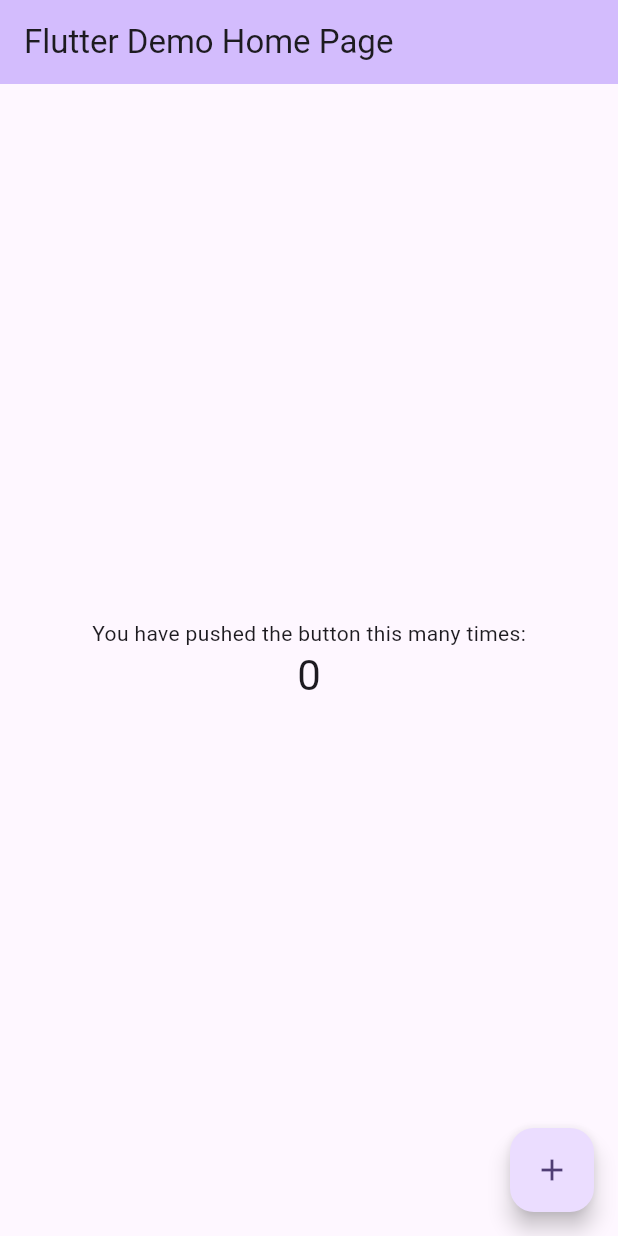
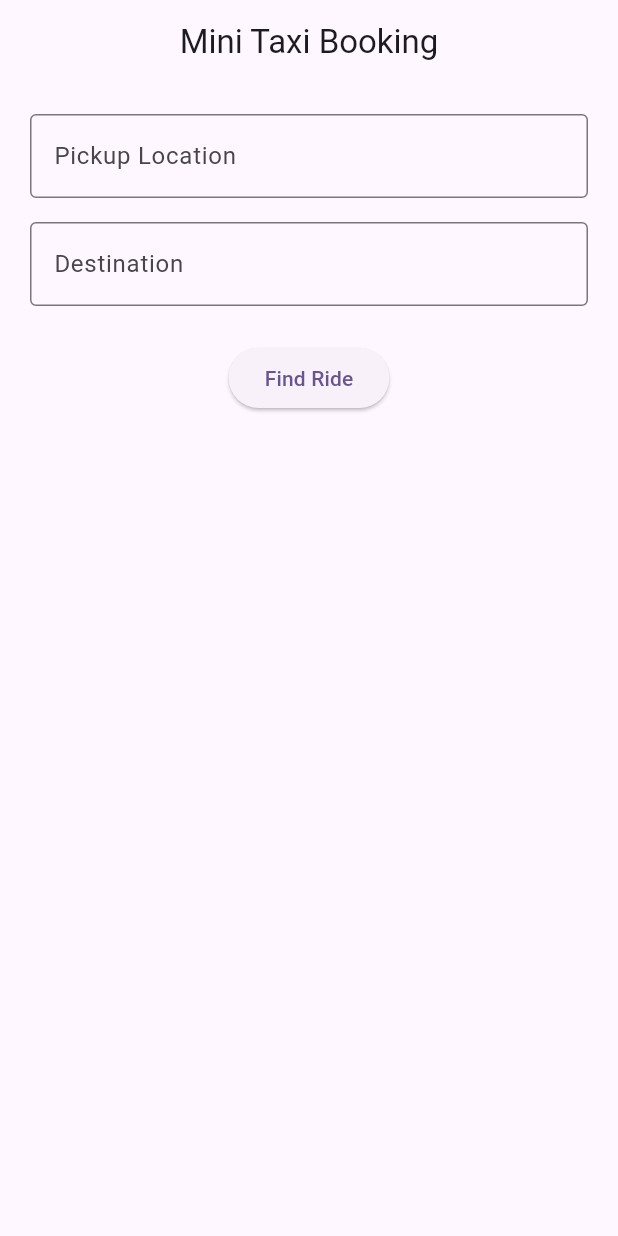
Before and after one commit to anast439/mini_taxi_booking_app, a Flutter app: the screen it shows after launch, on a phone screen of 412 x 824 dp. Run offline on Flutter 3.47's test engine with Material 3 defaults, Android fonts, the phone set to English and light mode, and no system bars.

Commit message:
Add home screen and reusable text field widget
Replaced the default Flutter counter app with a HomeScreen for taxi booking, including pickup and destination fields. Introduced a reusable TextFieldWidget for form inputs and updated main.dart to use the new screen.

```diff
--- a/lib/main.dart
+++ b/lib/main.dart
@@ -1,4 +1,5 @@
 import 'package:flutter/material.dart';
+import 'package:mini_taxi_booking_app/screens/home_screen.dart';
 
 void main() {
   runApp(const MyApp());
@@ -10,57 +11,12 @@ class MyApp extends StatelessWidget {
   @override
   Widget build(BuildContext context) {
     return MaterialApp(
-      title: 'Flutter Demo',
+      debugShowCheckedModeBanner: false,
+      title: 'Mini Taxi Booking App',
       theme: ThemeData(
         colorScheme: ColorScheme.fromSeed(seedColor: Colors.deepPurple),
       ),
-      home: const MyHomePage(title: 'Flutter Demo Home Page'),
+      home: HomeScreen(),
     );
   }
 }
-
-class MyHomePage extends StatefulWidget {
-  const MyHomePage({super.key, required this.title});
-
-  final String title;
-
-  @override
-  State<MyHomePage> createState() => _MyHomePageState();
-}
-
-class _MyHomePageState extends State<MyHomePage> {
-  int _counter = 0;
-
-  void _incrementCounter() {
-    setState(() {
-      _counter++;
-    });
-  }
-
-  @override
-  Widget build(BuildContext context) {
-    return Scaffold(
-      appBar: AppBar(
-        backgroundColor: Theme.of(context).colorScheme.inversePrimary,
-        title: Text(widget.title),
-      ),
-      body: Center(
-        child: Column(
-          mainAxisAlignment: MainAxisAlignment.center,
-          children: <Widget>[
-            const Text('You have pushed the button this many times:'),
-            Text(
-              '$_counter',
-              style: Theme.of(context).textTheme.headlineMedium,
-            ),
-          ],
-        ),
-      ),
-      floatingActionButton: FloatingActionButton(
-        onPressed: _incrementCounter,
-        tooltip: 'Increment',
-        child: const Icon(Icons.add),
-      ),
-    );
-  }
-}
--- /dev/null
+++ b/lib/screens/home_screen.dart
@@ -0,0 +1,65 @@
+import 'package:flutter/material.dart';
+import 'package:mini_taxi_booking_app/widgets/text_field_widget.dart';
+
+class HomeScreen extends StatefulWidget {
+  const HomeScreen({super.key});
+
+  @override
+  State<HomeScreen> createState() => _HomeScreenState();
+}
+
+class _HomeScreenState extends State<HomeScreen> {
+  final _pickupController = TextEditingController();
+  final _destinationController = TextEditingController();
+  final _formKey = GlobalKey<FormState>();
+
+  void _findRide() {
+    if (_formKey.currentState!.validate()) {
+      final pickup = _pickupController.text.trim();
+      final destination = _destinationController.text.trim();
+    }
+  }
+
+  @override
+  Widget build(BuildContext context) {
+    return Scaffold(
+      appBar: AppBar(title: const Text('Mini Taxi Booking'), centerTitle: true),
+      body: Padding(
+        padding: const EdgeInsets.all(20),
+        child: Form(
+          key: _formKey,
+          child: Column(
+            children: [
+              TextFieldWidget(
+                controller: _pickupController,
+                labelText: 'Pickup Location',
+                validator: (value) {
+                  if (value == null || value.isEmpty) {
+                    return 'Please enter pickup location';
+                  }
+                  return null;
+                },
+              ),
+              const SizedBox(height: 16),
+              TextFieldWidget(
+                controller: _destinationController,
+                labelText: 'Destination',
+                validator: (value) {
+                  if (value == null || value.isEmpty) {
+                    return 'Please enter destination';
+                  }
+                  return null;
+                },
+              ),
+              const SizedBox(height: 24),
+              ElevatedButton(
+                onPressed: _findRide,
+                child: const Text('Find Ride'),
+              ),
+            ],
+          ),
+        ),
+      ),
+    );
+  }
+}
--- /dev/null
+++ b/lib/widgets/text_field_widget.dart
@@ -0,0 +1,26 @@
+import 'package:flutter/material.dart';
+
+class TextFieldWidget extends StatelessWidget {
+  final TextEditingController controller;
+  final String labelText;
+  final String? Function(String?)? validator;
+
+  const TextFieldWidget({
+    super.key,
+    required this.controller,
+    required this.labelText,
+    this.validator,
+  });
+
+  @override
+  Widget build(BuildContext context) {
+    return TextFormField(
+      controller: controller,
+      decoration: InputDecoration(
+        labelText: labelText,
+        border: OutlineInputBorder(),
+      ),
+      validator: validator,
+    );
+  }
+}
```
